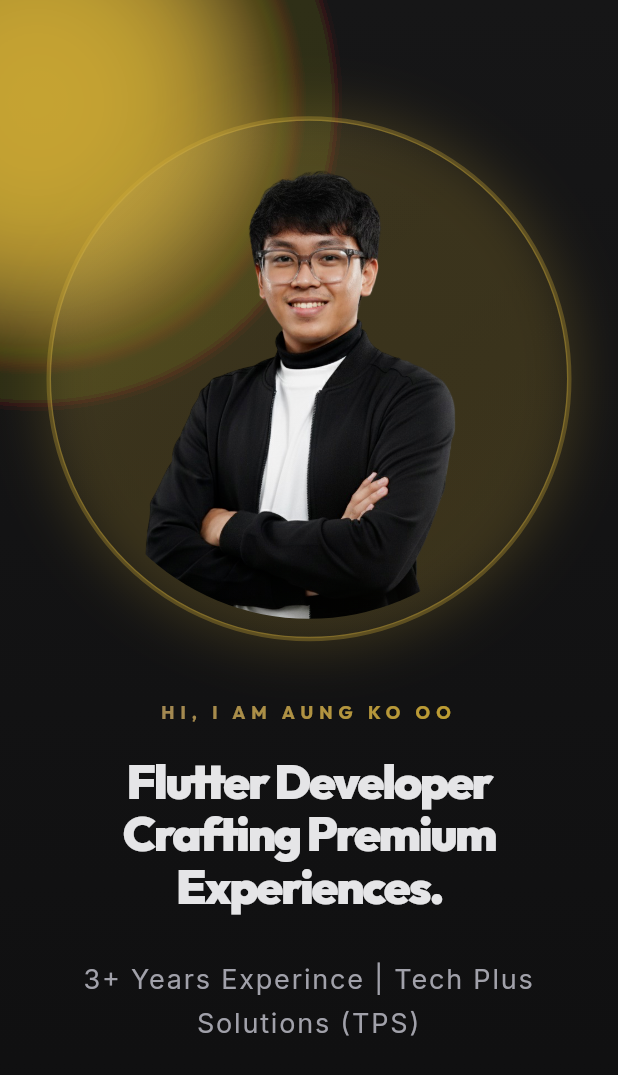
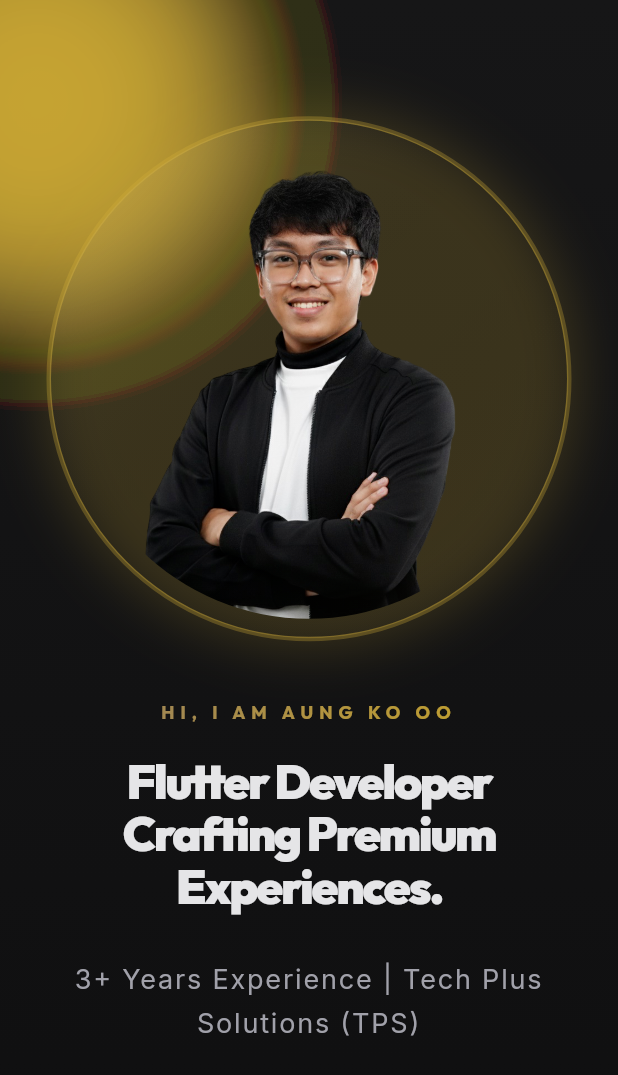
Before and after one commit to kooo12/MyPortfolio, a Flutter app: the screen it shows after launch, on a phone screen of 412 x 824 dp. Shown: the top 1075 px of the screen. Run offline on Flutter 3.47's test engine with Material 3 defaults, Android fonts, the phone set to English and light mode, and no system bars; drawn by our look-alikes of flutter_animate; our stand-ins replace flutter_riverpod, go_router, google_fonts, responsive_framework; network calls fail; key blocks and very long unbroken strings in the code were emptied for the run.

Commit message:
Modify: modified data flow and experience

```diff
--- a/lib/features/portfolio/presentation/portfolio_view.dart
+++ b/lib/features/portfolio/presentation/portfolio_view.dart
@@ -1,8 +1,8 @@
 import 'package:flutter/material.dart';
 import 'package:flutter_riverpod/flutter_riverpod.dart';
 import 'package:new_portfolio/features/portfolio/presentation/providers/scroll_provider.dart';
-import 'package:new_portfolio/features/portfolio/presentation/shared/widgets/animated_background.dart';
-import 'package:new_portfolio/features/portfolio/presentation/shared/widgets/custom_nav_bar.dart';
+import 'package:new_portfolio/shared/widgets/animated_background.dart';
+import 'package:new_portfolio/shared/widgets/custom_nav_bar.dart';
 import 'package:new_portfolio/features/portfolio/presentation/widgets/about_section.dart';
 import 'package:new_portfolio/features/portfolio/presentation/widgets/experience_section.dart';
 import 'package:new_portfolio/features/portfolio/presentation/widgets/hero_section.dart';
--- a/lib/features/portfolio/presentation/widgets/hero_section.dart
+++ b/lib/features/portfolio/presentation/widgets/hero_section.dart
@@ -1,6 +1,8 @@
 import 'package:flutter/material.dart';
 import 'package:flutter_animate/flutter_animate.dart';
 import 'package:flutter_riverpod/flutter_riverpod.dart';
+import 'package:new_portfolio/features/portfolio/data/repositories/portfolio_repository.dart';
+import 'package:new_portfolio/shared/widgets/app_image.dart';
 import '../../../../core/theme/app_colors.dart';
 
 class HeroSection extends ConsumerWidget {
@@ -13,6 +15,8 @@ class HeroSection extends ConsumerWidget {
     final isMobile = size.width < 900;
     final padding = isMobile ? 24.0 : 100.0;
     final titleSize = size.width < 600 ? 32.0 : (isMobile ? 50.0 : 80.0);
+
+    final heroData = PortfolioRepository.data.hero;
 
     return Container(
       constraints: BoxConstraints(minHeight: size.height),
@@ -42,7 +46,7 @@ class HeroSection extends ConsumerWidget {
                       shaderCallback: (bounds) =>
                           AppColors.accentGradient.createShader(bounds),
                       child: Text(
-                        'HI, I AM AUNG KO OO',
+                        heroData.title,
                         textAlign: isMobile
                             ? TextAlign.center
                             : TextAlign.start,
@@ -55,7 +59,7 @@ class HeroSection extends ConsumerWidget {
                     ).animate().fadeIn(duration: 800.ms).slideX(begin: -0.2),
                     const SizedBox(height: 20),
                     Text(
-                          'Flutter Developer\nCrafting Premium\nExperiences.',
+                          heroData.subtitle,
                           textAlign: isMobile
                               ? TextAlign.center
                               : TextAlign.start,
@@ -71,7 +75,7 @@ class HeroSection extends ConsumerWidget {
                         .slideY(begin: 0.1),
                     const SizedBox(height: 30),
                     Text(
-                      '3+ Years Experince | Tech Plus Solutions (TPS)',
+                      heroData.description,
                       textAlign: isMobile ? TextAlign.center : TextAlign.start,
                       style: Theme.of(context).textTheme.bodyLarge?.copyWith(
                         color: AppColors.textSecondary,
@@ -139,8 +143,8 @@ class _ProfilePhoto extends StatelessWidget {
                   .fadeOut(),
 
               ClipOval(
-                child: Image.asset(
-                  'assets/profile.png',
+                child: AppImage(
+                  path: PortfolioRepository.data.hero.profileImg,
                   width: 320,
                   height: 320,
                   fit: BoxFit.cover,
--- a/lib/main.dart
+++ b/lib/main.dart
@@ -14,7 +14,7 @@ class MyApp extends StatelessWidget {
   @override
   Widget build(BuildContext context) {
     return MaterialApp.router(
-      title: 'AKO | Portfolio',
+      title: 'Aung Ko Oo | Portfolio',
       debugShowCheckedModeBanner: false,
       theme: AppTheme.darkTheme,
       routerConfig: goRouter,
--- /dev/null
+++ b/lib/shared/widgets/app_image.dart
@@ -0,0 +1,63 @@
+import 'package:flutter/material.dart';
+
+class AppImage extends StatelessWidget {
+  final String path;
+  final double? width;
+  final double? height;
+  final BoxFit fit;
+  final Widget? placeholder;
+  final Widget? errorWidget;
+
+  const AppImage({
+    super.key,
+    required this.path,
+    this.width,
+    this.height,
+    this.fit = BoxFit.cover,
+    this.placeholder,
+    this.errorWidget,
+  });
+
+  bool get _isNetwork =>
+      path.startsWith('http') ||
+      path.startsWith('https') ||
+      path.startsWith('data');
+
+  @override
+  Widget build(BuildContext context) {
+    if (_isNetwork) {
+      return Image.network(
+        path,
+        width: width,
+        height: height,
+        fit: fit,
+        loadingBuilder: (context, child, loadingProgress) {
+          if (loadingProgress == null) return child;
+          return placeholder ??
+              Center(
+                child: CircularProgressIndicator(
+                  value: loadingProgress.expectedTotalBytes != null
+                      ? loadingProgress.cumulativeBytesLoaded /
+                            loadingProgress.expectedTotalBytes!
+                      : null,
+                ),
+              );
+        },
+        errorBuilder: (context, error, stackTrace) {
+          return errorWidget ?? const Center(child: Icon(Icons.error_outline));
+        },
+      );
+    } else {
+      return Image.asset(
+        path,
+        width: width,
+        height: height,
+        fit: fit,
+        errorBuilder: (context, error, stackTrace) {
+          return errorWidget ??
+              const Center(child: Icon(Icons.broken_image_outlined));
+        },
+      );
+    }
+  }
+}
--- a/pubspec.yaml
+++ b/pubspec.yaml
@@ -38,8 +38,8 @@ dependencies:
   google_fonts: ^6.2.1
   responsive_framework: ^1.4.0
   flutter_animate: ^4.5.0
-
   flutter_riverpod: ^2.5.1
+  font_awesome_flutter: ^10.7.0
 
 dev_dependencies:
   flutter_test:
```
Also changed, not shown: lib/features/portfolio/data/repositories/portfolio_repository.dart (added, +69 -0 lines), lib/features/portfolio/domain/models/portfolio_models.dart (added, +70 -0 lines), lib/features/portfolio/presentation/widgets/about_section.dart (+29 -25 lines), lib/features/portfolio/presentation/widgets/experience_section.dart (+84 -49 lines), lib/shared/widgets/animated_background.dart (renamed from lib/features/portfolio/presentation/shared/widgets/animated_background.dart), lib/shared/widgets/custom_nav_bar.dart (renamed from lib/features/portfolio/presentation/shared/widgets/custom_nav_bar.dart), lib/shared/widgets/glass_container.dart (renamed from lib/features/portfolio/presentation/shared/widgets/glass_container.dart), pubspec.lock.
